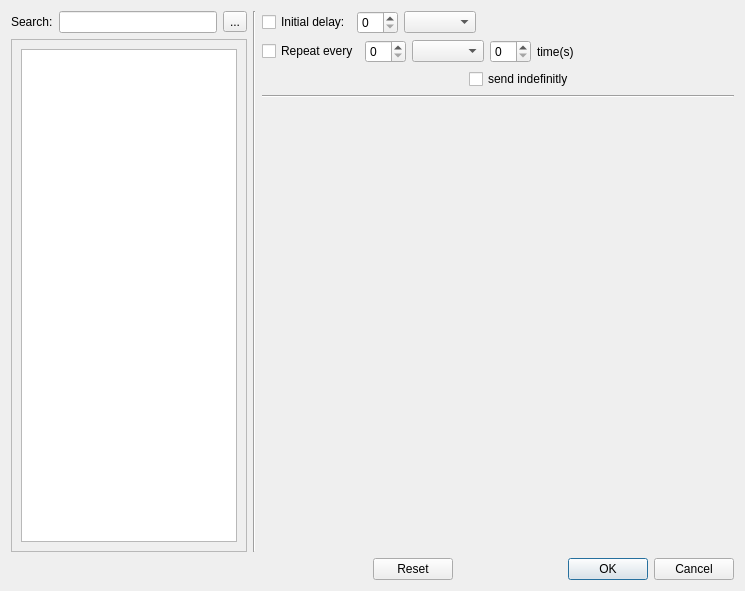
This is src/app/comms_champion/src/ui/MessageUpdateDialog.ui in commschamp/comms_champion as Qt 5 draws it before an edit. The edited form follows.
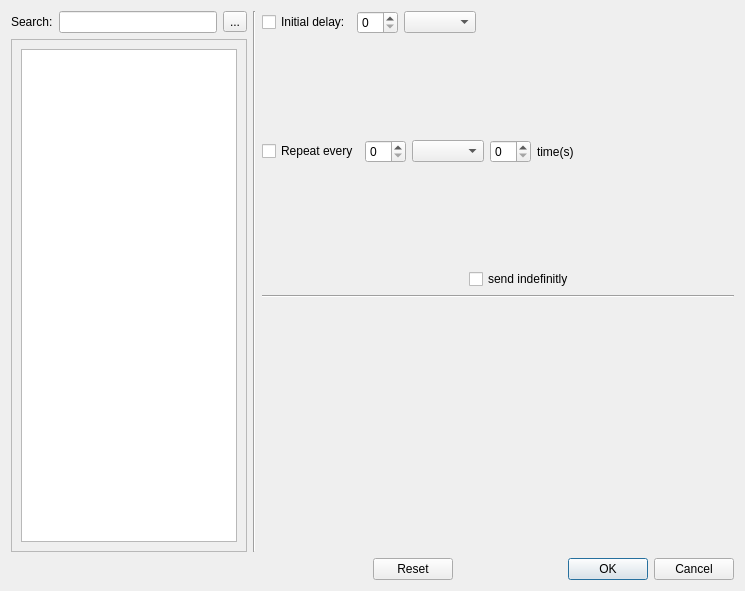
This is the edited form. Icons and pictures are not drawn.

Commit message: Improving appearance of Message Update Dialog.

```diff
--- a/src/app/comms_champion/src/ui/MessageUpdateDialog.ui
+++ b/src/app/comms_champion/src/ui/MessageUpdateDialog.ui
@@ -199,19 +199,6 @@
        <item>
         <widget class="QWidget" name="m_msgDetailsWidget" native="true"/>
        </item>
-       <item>
-        <spacer name="verticalSpacer">
-         <property name="orientation">
-          <enum>Qt::Vertical</enum>
-         </property>
-         <property name="sizeHint" stdset="0">
-          <size>
-           <width>20</width>
-           <height>40</height>
-          </size>
-         </property>
-        </spacer>
-       </item>
       </layout>
      </item>
     </layout>
```
The commit also changes 1 other file.
